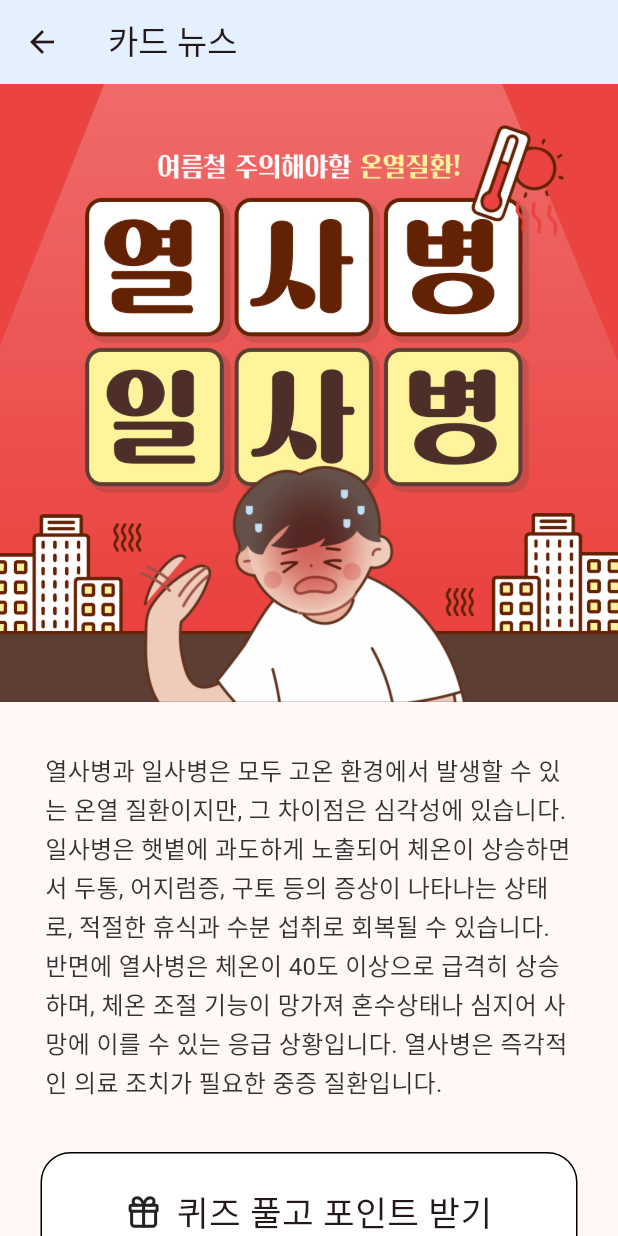
After one commit to kauProjectX/dwph9988-client, a Flutter app: the CardNewsScreen screen opened directly, on a phone screen of 412 x 824 dp. The commit adds this screen. Run offline on Flutter 3.47's test engine with Material 3 defaults, Android fonts, the phone set to English and light mode, and no system bars; our stand-ins replace flutter_svg, get, lucide_icons_flutter; Roboto replaces fonts that are missing (Gmarket Sans).

Commit message:
feat: 카드 뉴스 페이지 구현

```diff
--- /dev/null
+++ b/lib/screens/card_news_screen.dart
@@ -0,0 +1,64 @@
+import 'package:flutter/material.dart';
+import 'package:lucide_icons_flutter/lucide_icons.dart';
+
+class CardNewsScreen extends StatelessWidget {
+  const CardNewsScreen({Key? key}) : super(key: key);
+
+  @override
+  Widget build(BuildContext context) {
+    return Scaffold(
+      appBar: AppBar(
+        title: const Text("카드 뉴스"),
+        backgroundColor: const Color(0xFFE5F0FF),
+      ),
+      body: SingleChildScrollView(
+        child: Column(
+          children: [
+            SizedBox(
+              height: MediaQuery.of(context).size.width,
+              child: PageView.builder(
+                itemCount: 5,
+                itemBuilder: (context, index) {
+                  return Image.asset('assets/images/card_news.png');
+                },
+              ),
+            ),
+            const Padding(
+              padding: EdgeInsets.symmetric(horizontal: 30, vertical: 33),
+              child: Text(
+                "열사병과 일사병은 모두 고온 환경에서 발생할 수 있는 온열 질환이지만, 그 차이점은 심각성에 있습니다. 일사병은 햇볕에 과도하게 노출되어 체온이 상승하면서 두통, 어지럼증, 구토 등의 증상이 나타나는 상태로, 적절한 휴식과 수분 섭취로 회복될 수 있습니다. 반면에 열사병은 체온이 40도 이상으로 급격히 상승하며, 체온 조절 기능이 망가져 혼수상태나 심지어 사망에 이를 수 있는 응급 상황입니다. 열사병은 즉각적인 의료 조치가 필요한 중증 질환입니다.",
+                style: TextStyle(
+                  fontSize: 16,
+                  height: 1.5625,
+                  color: Color(0xFF333333),
+                ),
+              ),
+            ),
+            Container(
+              margin: const EdgeInsets.symmetric(horizontal: 27),
+              padding: const EdgeInsets.all(22),
+              decoration: BoxDecoration(
+                color: Colors.white,
+                borderRadius: BorderRadius.circular(20),
+                border: Border.all(color: Colors.black, width: 1),
+              ),
+              child: const Row(
+                mainAxisAlignment: MainAxisAlignment.center,
+                crossAxisAlignment: CrossAxisAlignment.center,
+                children: [
+                  Icon(LucideIcons.gift),
+                  SizedBox(width: 10),
+                  Text(
+                    "퀴즈 풀고 포인트 받기",
+                    style: TextStyle(fontSize: 23),
+                  ),
+                ],
+              ),
+            ),
+            const SizedBox(height: 100),
+          ],
+        ),
+      ),
+    );
+  }
+}
--- a/lib/screens/home_screen.dart
+++ b/lib/screens/home_screen.dart
@@ -1,3 +1,4 @@
+import 'package:dwph9988/screens/card_news_screen.dart';
 import 'package:flutter/material.dart';
 import 'package:flutter_svg/flutter_svg.dart';
 import 'package:get/get.dart';
@@ -25,7 +26,10 @@ class HomeScreen extends StatelessWidget {
                 child: _buildPoint(),
               ),
               const SizedBox(height: 22),
-              _buildCardNews(),
+              GestureDetector(
+                onTap: () => Get.to(() => const CardNewsScreen()),
+                child: _buildCardNews(),
+              ),
               const SizedBox(height: 22),
               _buildParentCallButton(),
               const SizedBox(height: 22),
```
